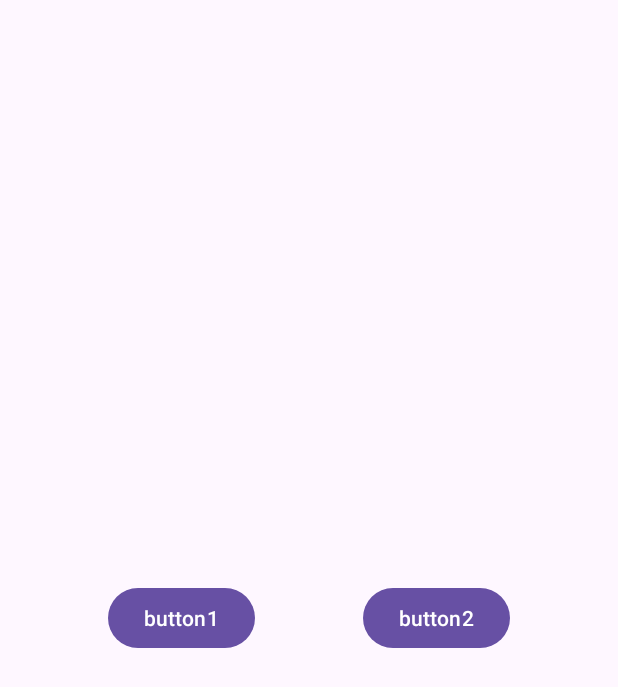
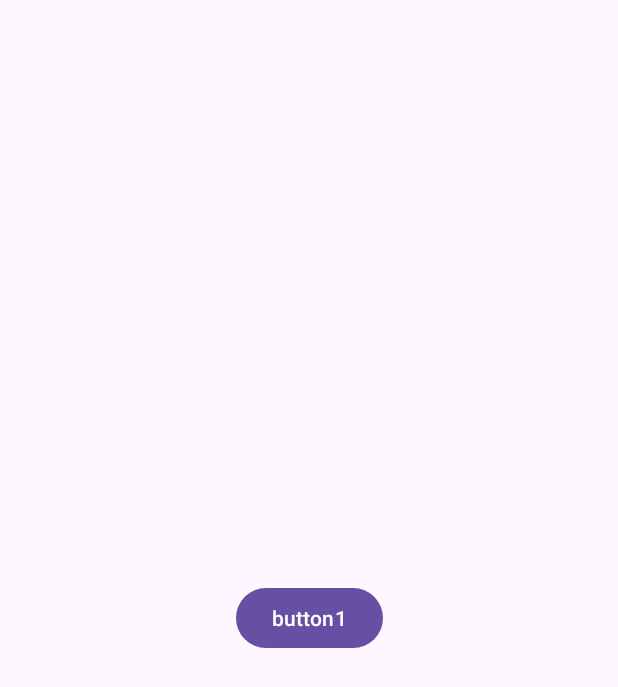
Before and after one commit to minsuk-jang/MemoryLeakTest, an Android app: the screen it shows after launch (MainActivity), on a phone screen of 412 x 824 dp. Shown: the top 687 px of the screen. Run offline under Robolectric (Android 15) with nearby library versions, the phone set to English and light mode, and no system bars; our stand-ins replace data binding.

Commit message:
버튼 삭제

```diff
--- a/app/build.gradle.kts
+++ b/app/build.gradle.kts
@@ -53,5 +53,5 @@ dependencies {
     androidTestImplementation("androidx.test.espresso:espresso-core:3.5.1")
 
 
-    debugImplementation("com.squareup.leakcanary:leakcanary-android:2.12")
+    //debugImplementation("com.squareup.leakcanary:leakcanary-android:2.12")
 }
--- a/app/src/main/java/com/example/memoryleaktest/MainActivity.kt
+++ b/app/src/main/java/com/example/memoryleaktest/MainActivity.kt
@@ -1,6 +1,7 @@
 package com.example.memoryleaktest
 
 import android.os.Bundle
+import android.util.Log
 import com.example.base.BaseActivity
 import com.example.memoryleaktest.databinding.ActivityMainBinding
 
@@ -14,12 +15,7 @@ class MainActivity : BaseActivity<ActivityMainBinding>(R.layout.activity_main) {
 
     private fun bindButton() {
         val dialog = MainDialogFragment()
-
         binding.button1.setOnClickListener {
-            dialog.show(supportFragmentManager, "tag")
-        }
-
-        binding.button2.setOnClickListener {
             dialog.show(supportFragmentManager, "tag")
         }
     }
--- a/app/src/main/java/com/example/memoryleaktest/MainDialogFragment.kt
+++ b/app/src/main/java/com/example/memoryleaktest/MainDialogFragment.kt
@@ -21,4 +21,5 @@ class MainDialogFragment : BaseDialogFragment<DialogMainBinding>(R.layout.dialog
         super.onViewCreated(view, savedInstanceState)
 
     }
+
 }
--- a/app/src/main/res/layout/activity_main.xml
+++ b/app/src/main/res/layout/activity_main.xml
@@ -14,21 +14,10 @@
             android:layout_height="wrap_content"
             android:text="button1"
             app:layout_constraintBottom_toBottomOf="parent"
-            app:layout_constraintEnd_toStartOf="@+id/button2"
+            app:layout_constraintEnd_toEndOf="parent"
             app:layout_constraintHorizontal_bias="0.5"
             app:layout_constraintStart_toStartOf="parent"
             app:layout_constraintTop_toTopOf="parent" />
 
-        <Button
-            android:id="@+id/button2"
-            android:layout_width="wrap_content"
-            android:layout_height="wrap_content"
-            android:text="button2"
-            app:layout_constraintBottom_toBottomOf="@+id/button1"
-            app:layout_constraintEnd_toEndOf="parent"
-            app:layout_constraintHorizontal_bias="0.5"
-            app:layout_constraintStart_toEndOf="@+id/button1"
-            app:layout_constraintTop_toTopOf="@+id/button1" />
-
     </androidx.constraintlayout.widget.ConstraintLayout>
 </layout>
```
